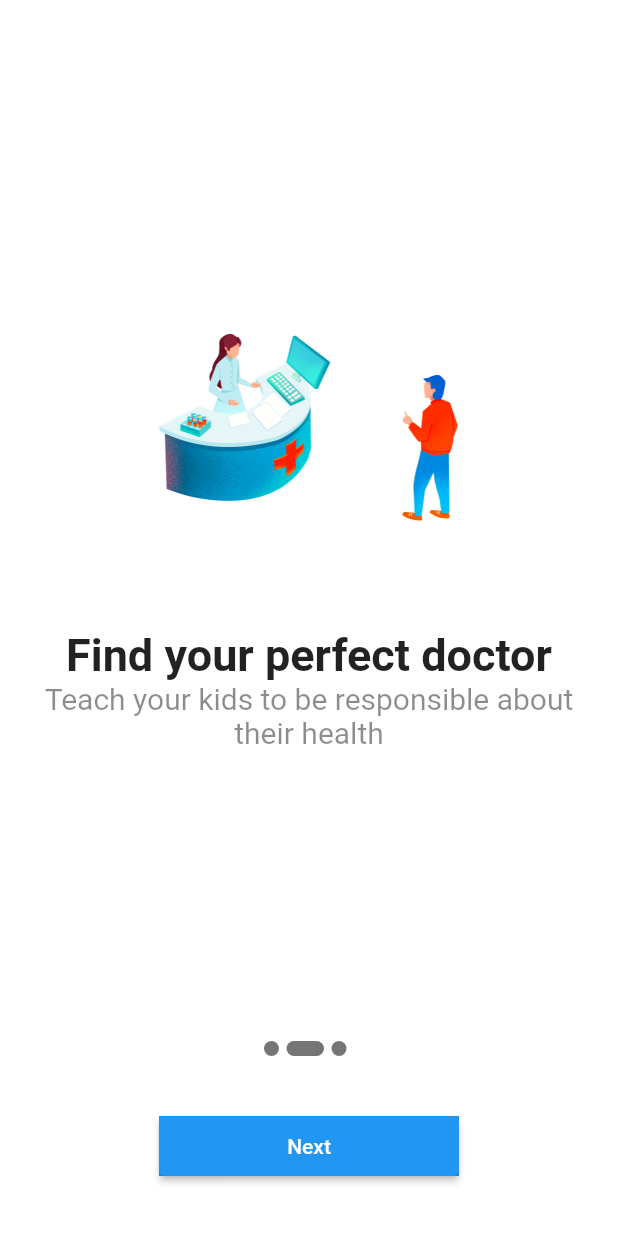
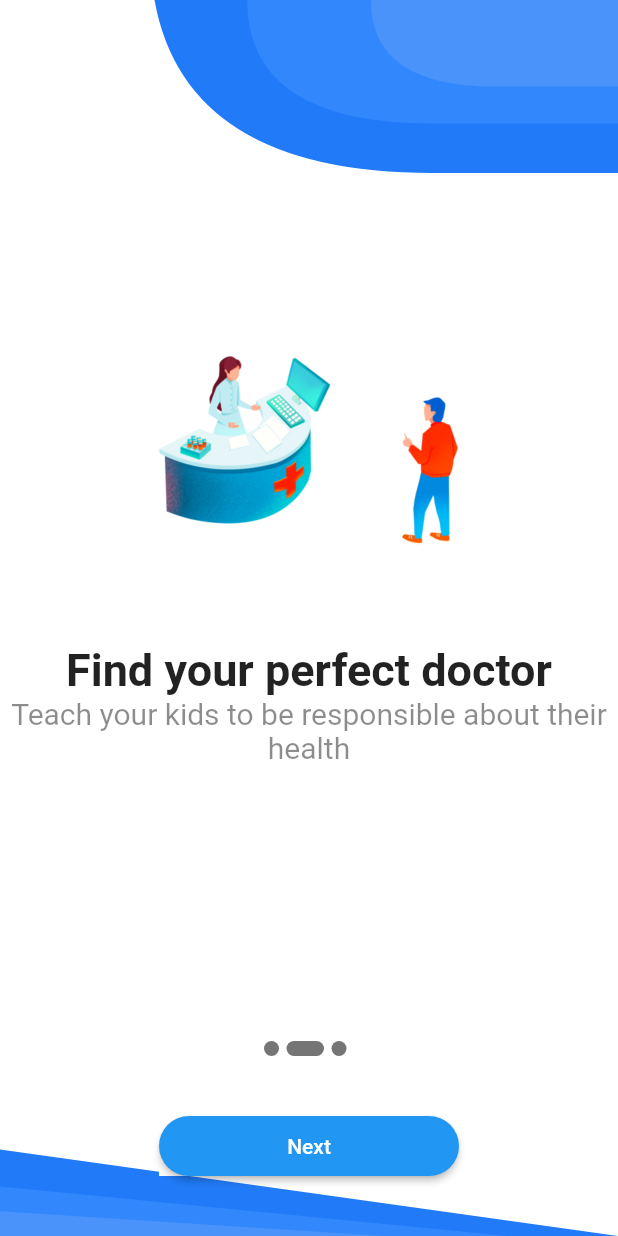
Before and after one commit to RogwiCajas/Custom-Widgets, a Flutter app: the screen it shows after launch, swiped to page 2, on a phone screen of 412 x 824 dp. Run offline on Flutter 3.47's test engine with Material 2 defaults, Android fonts, the phone set to English and light mode, and no system bars; our stand-ins replace get.

Commit message:
custompaint added

```diff
--- a/custom_widgets/lib/main.dart
+++ b/custom_widgets/lib/main.dart
@@ -1,4 +1,5 @@
-import 'package:custom_widgets/src/app/modules/home_page.dart';
+import 'package:custom_widgets/src/app/modules/onboarding/home_page.dart';
+import 'package:custom_widgets/src/app/modules/onboarding/home_page.dart';
 import 'package:flutter/material.dart';
 import 'package:get/get.dart';
 
--- a/custom_widgets/lib/src/app/modules/home_page.dart
+++ b/custom_widgets/lib/src/app/modules/home_page copy.dart
@@ -10,21 +10,42 @@ class HomeScreen extends StatefulWidget {
 
 class _HomeScreenState extends State<HomeScreen>
     with SingleTickerProviderStateMixin {
-  //animation
-  late AnimationController animationController;
   //
 
   List<SliderModel> slides = <SliderModel>[];
   int currentIndex = 0;
   PageController _controller = PageController();
 
+  //animation
+  late AnimationController animationController;
+  late Animation<double> animation;
+
+  double begin = 200;
+  double end = 250;
+
   @override
   void initState() {
-    // TODO: implement initState
     super.initState();
     _controller = PageController(initialPage: 0);
+
     slides = getSlides();
-    animationController = AnimationController(vsync: this);
+
+    animationController = AnimationController(
+        duration: const Duration(milliseconds: 1000), vsync: this);
+
+    animation =
+        Tween<double>(begin: 200, end: 250).animate(animationController);
+    _setProgressAnim(0);
+  }
+
+  _setProgressAnim(int curPageIndex) {
+    setState(() {
+      animation =
+          Tween<double>(begin: begin, end: end).animate(animationController);
+      print(animation.value);
+    });
+
+    animationController.forward();
   }
 
   @override
@@ -44,6 +65,8 @@ class _HomeScreenState extends State<HomeScreen>
                 onPageChanged: (value) {
                   setState(() {
                     currentIndex = value;
+                    animationController.reset();
+                    _setProgressAnim(value);
                   });
                 },
                 itemCount: slides.length,
@@ -53,6 +76,7 @@ class _HomeScreenState extends State<HomeScreen>
                     image: slides[index].getImage(),
                     title: slides[index].getTitle(),
                     subtitle: slides[index].getSubtitle(),
+                    animation: animation,
                   );
                 }),
           ),
@@ -81,8 +105,9 @@ class _HomeScreenState extends State<HomeScreen>
   }
 
   // container created for dots
-  Container buildDot(int index, BuildContext context) {
-    return Container(
+  AnimatedContainer buildDot(int index, BuildContext context) {
+    return AnimatedContainer(
+      duration: const Duration(milliseconds: 350),
       height: 10,
       width: currentIndex == index ? 25 : 10,
       margin: const EdgeInsets.only(right: 5),
@@ -96,20 +121,23 @@ class _HomeScreenState extends State<HomeScreen>
 
 // ignore: must_be_immutable
 // slider declared
-class Slider extends StatelessWidget {
+class Slider extends AnimatedWidget {
   String image = '';
   String title = '';
   String subtitle = '';
+  late Animation<double> animation;
 
-  Slider(
-      {Key? key,
-      required this.image,
-      required this.title,
-      required this.subtitle})
-      : super(key: key);
+  Slider({
+    Key? key,
+    required this.image,
+    required this.title,
+    required this.subtitle,
+    required Animation<double> animation,
+  }) : super(key: key, listenable: animation);
 
   @override
   Widget build(BuildContext context) {
+    final Animation<double> animation = listenable as Animation<double>;
     return
         // contains container
         Column(
@@ -118,8 +146,8 @@ class Slider extends StatelessWidget {
         // image given in slider
         Image(
           image: AssetImage(image),
-          width: 250,
-          height: 250,
+          width: animation.value,
+          height: animation.value,
         ),
         Container(
           margin: const EdgeInsets.all(10),
--- /dev/null
+++ b/custom_widgets/lib/src/app/modules/onboarding/home_page.dart
@@ -0,0 +1,174 @@
+import 'dart:async';
+
+import 'package:custom_widgets/src/data/models/slider_model.dart';
+import 'package:flutter/material.dart';
+import 'package:custom_widgets/src/app/modules/onboarding/slider_item.dart';
+import 'package:custom_widgets/src/app/modules/onboarding/my_painter2.dart';
+
+class HomeScreen extends StatefulWidget {
+  const HomeScreen({Key? key}) : super(key: key);
+
+  @override
+  _HomeScreenState createState() => _HomeScreenState();
+}
+
+class _HomeScreenState extends State<HomeScreen>
+    with SingleTickerProviderStateMixin {
+  //
+
+  List<SliderModel> slides = <SliderModel>[];
+  int currentIndex = 0;
+  late Timer _timer;
+  PageController _controller = PageController();
+
+  //animation
+  late AnimationController animationController;
+  late Animation<double> animation;
+
+  double begin = 0;
+  double end = 2;
+
+  @override
+  void initState() {
+    super.initState();
+
+    _controller = PageController(initialPage: currentIndex);
+    slides = getSlides();
+
+    _timer = Timer.periodic(const Duration(milliseconds: 3500), (timer) {
+      if (currentIndex < 2) {
+        currentIndex++;
+      } else {
+        currentIndex = 0;
+      }
+      _controller.animateToPage(
+        currentIndex,
+        duration: const Duration(milliseconds: 500),
+        curve: Curves.ease,
+      );
+    });
+
+    /*
+    animationController = AnimationController(
+        duration: const Duration(milliseconds: 3000), vsync: this);
+
+    animation = Tween<double>(begin: 0, end: 2).animate(animationController);
+    //_setProgressAnim(0);*/
+  }
+
+  _setProgressAnim(int curPageIndex) {
+    setState(() {
+      animation = Tween<double>(
+        begin: begin,
+        end: end,
+      ).animate(animationController);
+      print(animation.value);
+    });
+
+    animationController.forward();
+  }
+
+  @override
+  void dispose() {
+    super.dispose();
+    _controller.dispose();
+    _timer.cancel();
+  }
+
+  @override
+  Widget build(BuildContext context) {
+    return Scaffold(
+      body: Stack(
+        alignment: Alignment.center,
+        children: [
+          Container(
+            height: double.infinity,
+            width: double.infinity,
+            child: CustomPaint(
+              painter: MyPainter2(),
+            ),
+          ),
+          Column(
+            children: [
+              Expanded(
+                child: PageView.builder(
+                    scrollDirection: Axis.horizontal,
+                    controller: _controller,
+                    onPageChanged: (value) {
+                      setState(() {
+                        currentIndex = value;
+                        print("value: ${value}");
+
+                        //animationController.reset();
+                        //_setProgressAnim(value);
+                      });
+                    },
+                    itemCount: slides.length,
+                    itemBuilder: (context, index) {
+                      var _scale = currentIndex == index ? 1.0 : 0.0;
+                      return TweenAnimationBuilder(
+                        duration: const Duration(milliseconds: 500),
+                        tween: Tween(begin: _scale, end: _scale),
+                        curve: Curves.ease,
+                        child: SliderCustom(
+                          image: slides[index].getImage(),
+                          title: slides[index].getTitle(),
+                          subtitle: slides[index].getSubtitle(),
+                          //animation: animation,
+                        ),
+                        builder: (context, value, child) {
+                          return Transform.scale(
+                            scale: value as double,
+                            child: child,
+                          );
+                        },
+                      );
+                    }),
+              ),
+              Row(
+                mainAxisAlignment: MainAxisAlignment.center,
+                children: List.generate(
+                  slides.length,
+                  (index) => buildDot(index, context),
+                ),
+              ),
+              Container(
+                height: 40,
+                margin: const EdgeInsets.all(40),
+                width: 200,
+                color: Color.fromARGB(255, 255, 255, 255),
+                child: ElevatedButton(
+                  child: Text(
+                      currentIndex == slides.length - 1 ? "Continue" : "Next"),
+                  onPressed: () {},
+                  style: ButtonStyle(
+                    shape: MaterialStateProperty.all<RoundedRectangleBorder>(
+                      RoundedRectangleBorder(
+                        borderRadius: BorderRadius.circular(20),
+                      ),
+                    ),
+                  ),
+                ),
+              ),
+            ],
+          ),
+        ],
+      ),
+      backgroundColor: Colors.white,
+    );
+  }
+
+  // container migrar a widget
+  AnimatedContainer buildDot(int index, BuildContext context) {
+    return AnimatedContainer(
+      duration: const Duration(milliseconds: 350),
+      height: 10,
+      width: currentIndex == index ? 25 : 10,
+      margin: const EdgeInsets.only(right: 5),
+      decoration: BoxDecoration(
+        borderRadius: BorderRadius.circular(20),
+        color: Colors.black54,
+      ),
+    );
+  }
+}
--- /dev/null
+++ b/custom_widgets/lib/src/app/modules/onboarding/slider_item.dart
@@ -0,0 +1,60 @@
+import "package:flutter/material.dart";
+
+// ignore: must_be_immutable
+// slider declared
+class SliderCustom extends StatelessWidget /*AnimatedWidget*/ {
+  String image = '';
+  String title = '';
+  String subtitle = '';
+  //late Animation<double> animation;
+
+  SliderCustom({
+    Key? key,
+    required this.image,
+    required this.title,
+    required this.subtitle,
+    //required Animation<double> animation,
+  }) : super(key: key /*listenable: animation*/);
+
+  @override
+  Widget build(BuildContext context) {
+    //final Animation<double> animation = listenable as Animation<double>;
+    return
+        // contains container
+        Column(
+      mainAxisAlignment: MainAxisAlignment.center,
+      children: [
+        // image given in slider
+        Image(
+            image: AssetImage(image),
+            width: 250, //animation.value,
+            height: 250 //animation.value,
+            ),
+        Container(
+          margin: const EdgeInsets.all(5),
+          child: Column(
+            children: [
+              Text(
+                title,
+                style: const TextStyle(
+                    color: Colors.black87,
+                    fontSize: 30.0,
+                    fontWeight: FontWeight.w600),
+              ),
+              Text(
+                subtitle,
+                style: const TextStyle(
+                    color: Colors.black45,
+                    fontSize: 20.0,
+                    leadingDistribution: TextLeadingDistribution.proportional),
+                textAlign: TextAlign.center,
+              ),
+            ],
+          ),
+        ),
+
+        const SizedBox(height: 5),
+      ],
+    );
+  }
+}
```
Also changed, not shown: custom_widgets/lib/src/app/global/widgets/custom_onboarding.dart (deleted, +0 -34 lines), custom_widgets/lib/src/app/modules/onboarding/my_painter.dart (added, +140 -0 lines), custom_widgets/lib/src/app/modules/onboarding/my_painter2.dart (added, +114 -0 lines).
